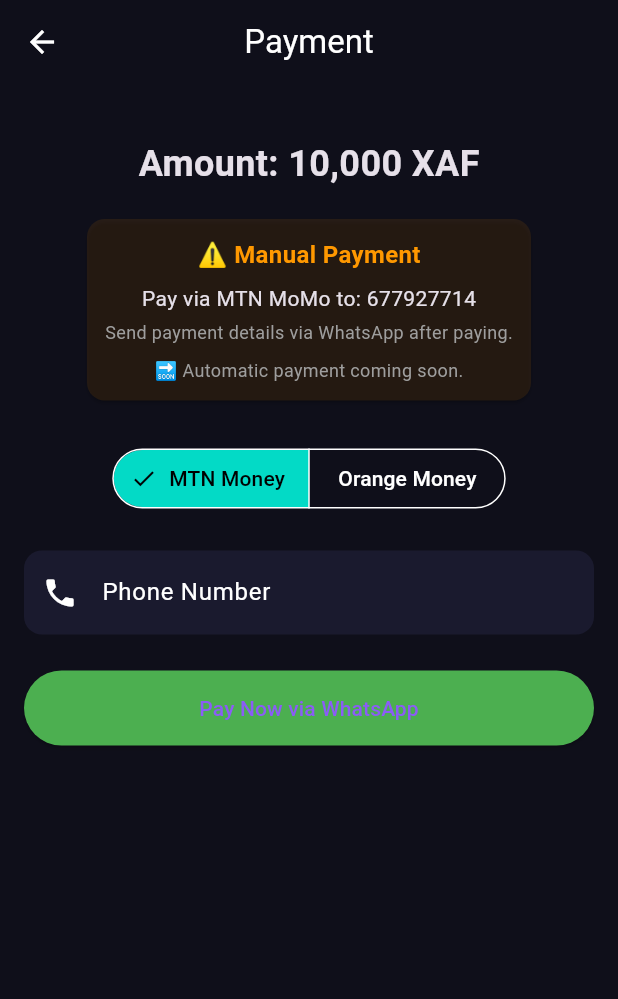
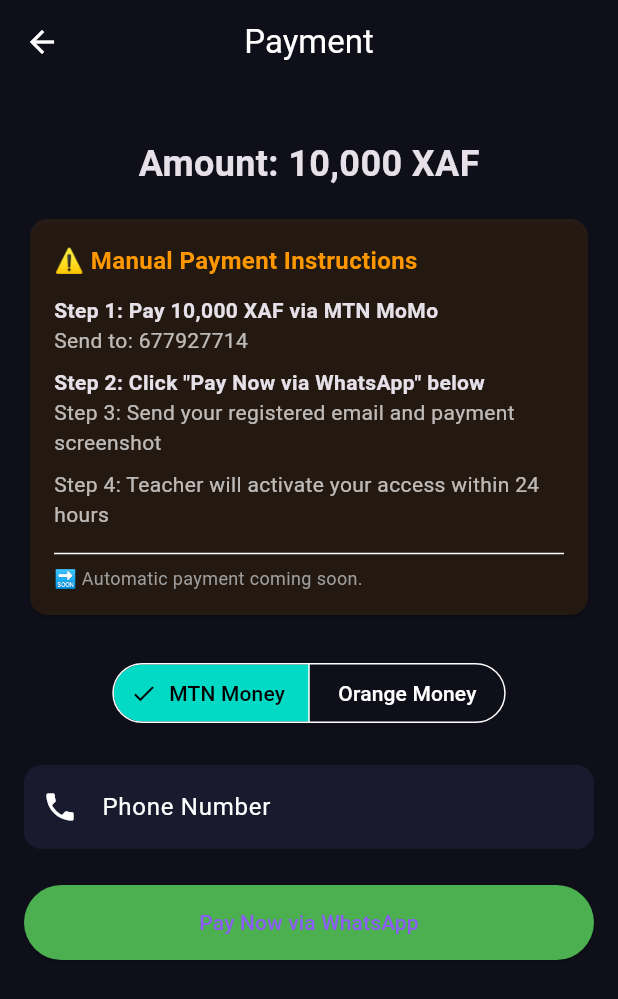
Before and after one commit to akihmluh-collab/SoundWordBuilderFlutter, a Flutter app: the PaymentScreen screen opened directly, on a phone screen of 412 x 824 dp. Shown: the top 999 px of the screen. Run offline on Flutter 3.47's test engine with Material 3 defaults, Android fonts, the phone set to English and light mode, and no system bars; our stand-ins replace cloud_firestore, connectivity_plus, firebase_auth, firebase_core, firebase_messaging, flutter_local_notifications and 1 more; accounts and stored records are empty.

Commit message:
Fixed student dashboard to show all 5 announcements, updated payment instructions

```diff
--- a/lib/screens/student/payment_screen.dart
+++ b/lib/screens/student/payment_screen.dart
@@ -83,24 +83,39 @@
             Card(
               color: Colors.orange.withOpacity(0.1),
               child: Padding(
-                padding: const EdgeInsets.all(12.0),
+                padding: const EdgeInsets.all(16.0),
                 child: Column(
+                  crossAxisAlignment: CrossAxisAlignment.start,
                   children: [
                     const Text(
-                      '⚠️ Manual Payment',
+                      '⚠️ Manual Payment Instructions',
                       style: TextStyle(fontSize: 16, fontWeight: FontWeight.bold, color: Colors.orange),
                     ),
-                    const SizedBox(height: 8),
+                    const SizedBox(height: 12),
+                    const Text(
+                      'Step 1: Pay 10,000 XAF via MTN MoMo',
+                      style: TextStyle(fontSize: 14, fontWeight: FontWeight.bold),
+                    ),
                     Text(
-                      'Pay via MTN MoMo to: $_manualPhone',
-                      style: const TextStyle(fontSize: 14),
-                    ),
-                    const SizedBox(height: 4),
-                    const Text(
-                      'Send payment details via WhatsApp after paying.',
-                      style: TextStyle(fontSize: 12, color: Colors.grey),
+                      'Send to: $_manualPhone',
+                      style: const TextStyle(fontSize: 14, color: Colors.white70),
                     ),
                     const SizedBox(height: 8),
+                    const Text(
+                      'Step 2: Click "Pay Now via WhatsApp" below',
+                      style: TextStyle(fontSize: 14, fontWeight: FontWeight.bold),
+                    ),
+                    const Text(
+                      'Step 3: Send your registered email and payment screenshot',
+                      style: TextStyle(fontSize: 14, color: Colors.white70),
+                    ),
+                    const SizedBox(height: 8),
+                    const Text(
+                      'Step 4: Teacher will activate your access within 24 hours',
+                      style: TextStyle(fontSize: 14, color: Colors.white70),
+                    ),
+                    const SizedBox(height: 8),
+                    const Divider(),
                     const Text(
                       '🔜 Automatic payment coming soon.',
                       style: TextStyle(fontSize: 12, color: Colors.grey),
```
Also changed, not shown: lib/screens/student/student_dashboard.dart (+18 -17 lines).
